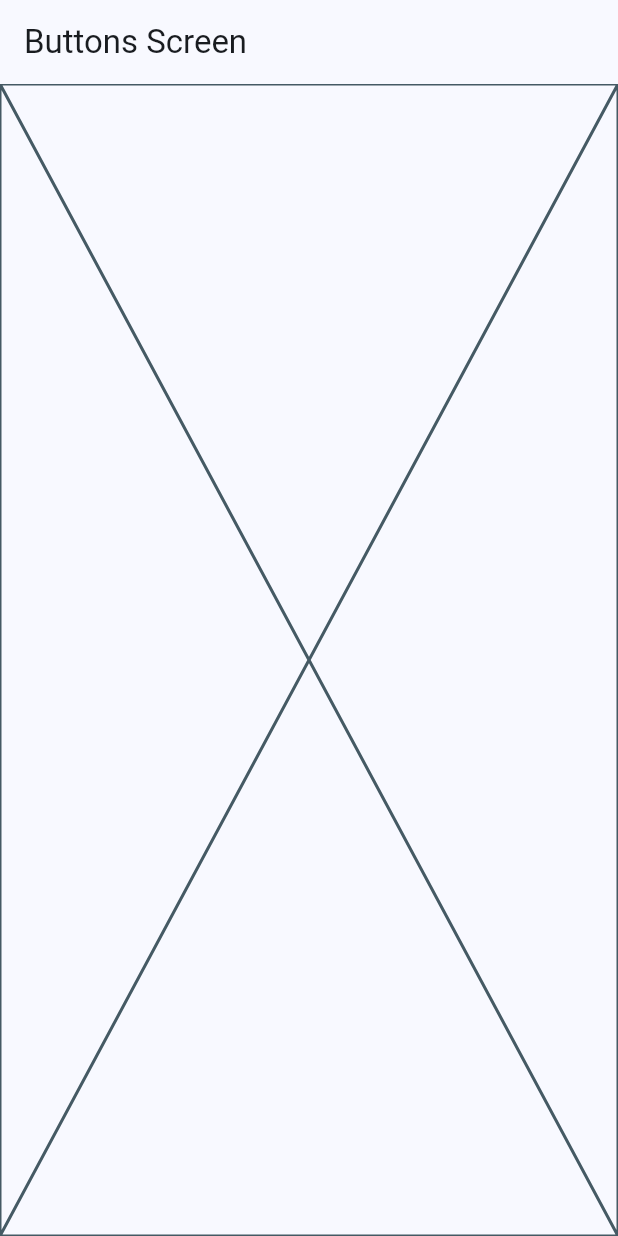
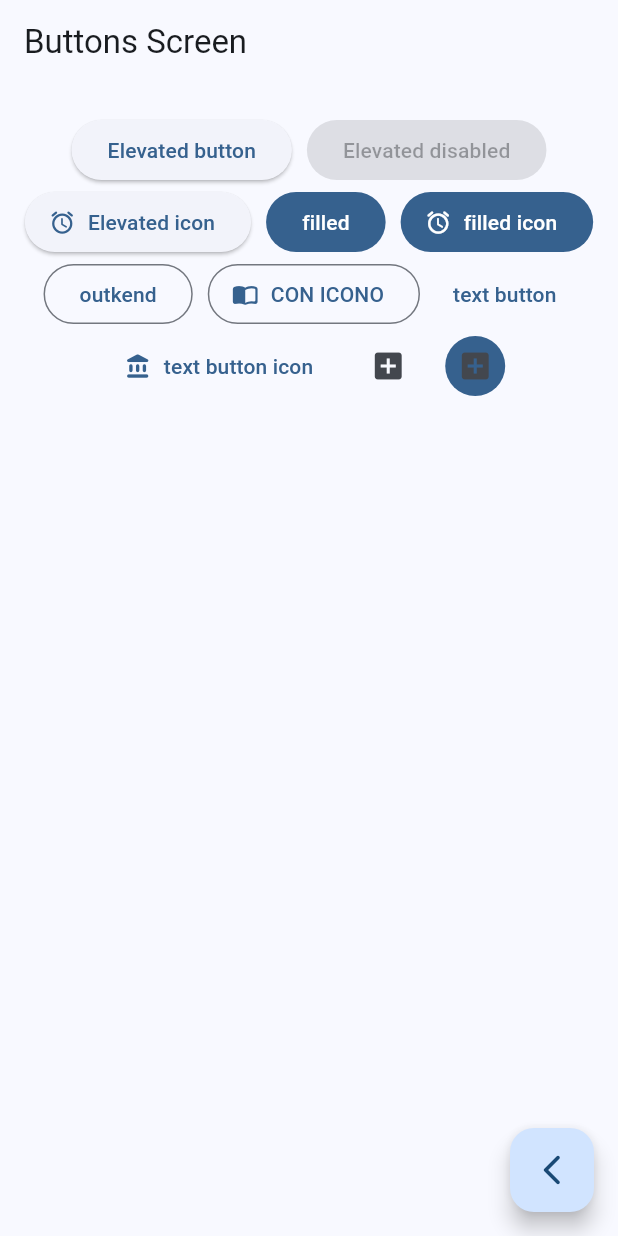
Before and after one commit to AntonyFP-7/flutter_widget, a Flutter app: the ButtonsScreen screen opened by its route, on a phone screen of 412 x 824 dp. Run offline on Flutter 3.47's test engine with Material 3 defaults, Android fonts, the phone set to English and light mode, and no system bars; our stand-ins replace go_router.

Commit message:
`Added GoRouter import and implemented basic buttons screen with various button types`

```diff
--- a/lib/presentation/buttons/buttons_screen.dart
+++ b/lib/presentation/buttons/buttons_screen.dart
@@ -1,7 +1,8 @@
 import 'package:flutter/material.dart';
+import 'package:go_router/go_router.dart';
 
 class ButtonsScreen extends StatelessWidget {
-     static const String name='buttons_screend';
+  static const String name = 'buttons_screend';
 
   const ButtonsScreen({super.key});
 
@@ -10,8 +11,75 @@ class ButtonsScreen extends StatelessWidget {
     return Scaffold(
       appBar: AppBar(
         title: const Text('Buttons Screen'),
-        ),
-        body: Placeholder(),
+      ),
+      body: _ButtonsView(),
+      floatingActionButton: FloatingActionButton(
+        onPressed: () {
+          context.pop();
+        },
+        child: Icon(Icons.arrow_back_ios_new_rounded),
+      ),
     );
   }
 }
+
+class _ButtonsView extends StatelessWidget {
+  const _ButtonsView();
+
+  @override
+  Widget build(BuildContext context) {
+    final colors = Theme.of(context).colorScheme;
+    return SizedBox(
+      width: double.infinity,
+      child: Padding(
+        padding: EdgeInsets.symmetric(horizontal: 10, vertical: 20),
+        child: Wrap(
+          spacing: 10,
+          //crossAxisAlignment: WrapCrossAlignment.center,
+          alignment: WrapAlignment.center,
+          children: [
+            ElevatedButton(
+              onPressed: () {},
+              child: Text('Elevated button'),
+            ),
+            ElevatedButton(
+              onPressed: null,
+              child: Text('Elevated disabled'),
+            ),
+            ElevatedButton.icon(
+              onPressed: () {},
+              label: Text('Elevated icon'),
+              icon: Icon(Icons.access_alarm_rounded),
+            ),
+            FilledButton(onPressed: () {}, child: Text('filled')),
+            FilledButton.icon(
+              onPressed: () {},
+              icon: Icon(Icons.access_alarm_rounded),
+              label: Text('filled icon'),
+            ),
+            OutlinedButton(onPressed: () {}, child: Text('outkend')),
+            OutlinedButton.icon(
+              onPressed: () {},
+              label: Text('CON ICONO'),
+              icon: Icon(Icons.import_contacts_rounded),
+            ),
+            TextButton(onPressed: () {}, child: Text('text button')),
+            TextButton.icon(
+              onPressed: () {},
+              label: Text('text button icon'),
+              icon: Icon(Icons.account_balance_rounded),
+            ),
+            IconButton(onPressed: () {}, icon: Icon(Icons.add_box)),
+            IconButton(
+              onPressed: () {},
+              icon: Icon(Icons.add_box),
+              style: ButtonStyle(
+                backgroundColor: WidgetStatePropertyAll(colors.primary),
+              ),
+            ),
+          ],
+        ),
+      ),
+    );
+  }
+}
```
